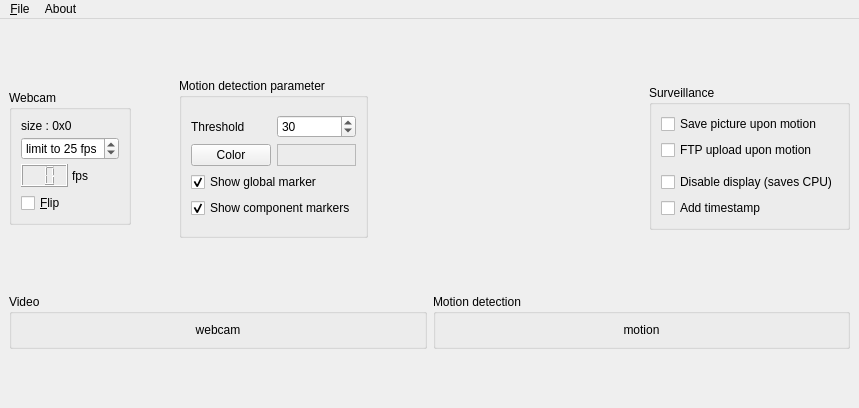
Qt form qmotion.ui (emmanuelduv/qmotion) before a commit.
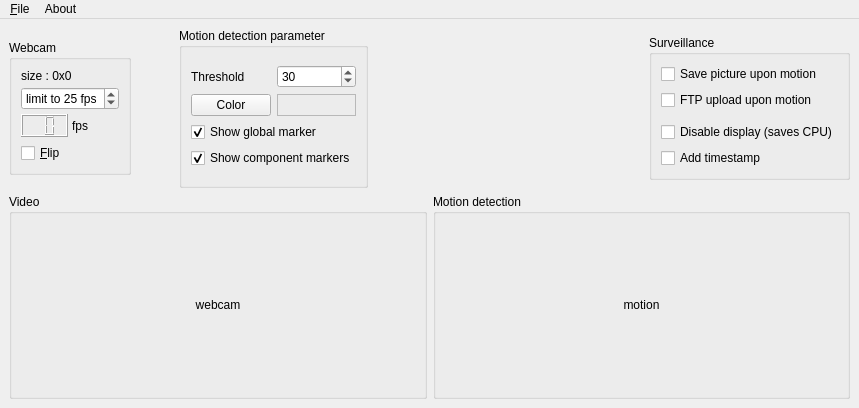
The same form after that commit. Icons and pictures are not drawn.

Diff of the .ui file:
```diff
--- a/qmotion.ui
+++ b/qmotion.ui
@@ -31,19 +31,6 @@
   </property>
   <widget class="QWidget" name="centralwidget">
    <layout class="QVBoxLayout" name="verticalLayout_3">
-    <item>
-     <spacer name="verticalSpacer_2">
-      <property name="orientation">
-       <enum>Qt::Vertical</enum>
-      </property>
-      <property name="sizeHint" stdset="0">
-       <size>
-        <width>20</width>
-        <height>40</height>
-       </size>
-      </property>
-     </spacer>
-    </item>
     <item>
      <layout class="QHBoxLayout" name="horizontalLayout_8">
       <item>
@@ -120,7 +107,7 @@
                <property name="lineWidth">
                 <number>1</number>
                </property>
-               <property name="numDigits">
+               <property name="digitCount">
                 <number>2</number>
                </property>
               </widget>
@@ -405,19 +392,6 @@
       </item>
      </layout>
     </item>
-    <item>
-     <spacer name="verticalSpacer">
-      <property name="orientation">
-       <enum>Qt::Vertical</enum>
-      </property>
-      <property name="sizeHint" stdset="0">
-       <size>
-        <width>20</width>
-        <height>40</height>
-       </size>
-      </property>
-     </spacer>
-    </item>
     <item>
      <layout class="QHBoxLayout" name="horizontalLayout_7">
       <property name="sizeConstraint">
@@ -502,19 +476,6 @@
       </item>
      </layout>
     </item>
-    <item>
-     <spacer name="verticalSpacer_3">
-      <property name="orientation">
-       <enum>Qt::Vertical</enum>
-      </property>
-      <property name="sizeHint" stdset="0">
-       <size>
-        <width>20</width>
-        <height>40</height>
-       </size>
-      </property>
-     </spacer>
-    </item>
    </layout>
   </widget>
   <widget class="QMenuBar" name="menubar">
```
Left out of the diff: 9 changed lines with no effect on the pictures.
